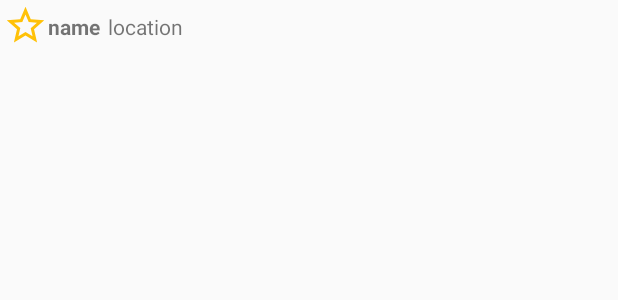
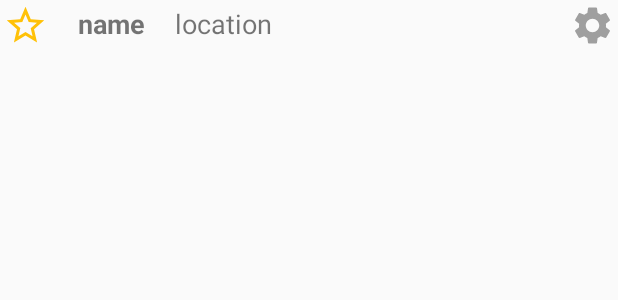
Before and after one commit to pinocchio22/AirQuality, an Android app: the layout favorite_item.xml on its own in the app's theme, with its tools: preview values and no code run, on a phone screen of 412 x 824 dp. Shown: the top 300 px of the screen. Run offline under Robolectric (Android 15) with nearby library versions, the light colour scheme and no system bars.

Commit message:
added favorite_set icon

```diff
--- /dev/null
+++ b/app/src/main/res/drawable/ic_setting.xml
@@ -0,0 +1,5 @@
+<vector android:height="24dp" android:tint="#000000"
+    android:viewportHeight="24" android:viewportWidth="24"
+    android:width="24dp" xmlns:android="http://schemas.android.com/apk/res/android">
+    <path android:fillColor="@android:color/white" android:pathData="M19.14,12.94c0.04,-0.3 0.06,-0.61 0.06,-0.94c0,-0.32 -0.02,-0.64 -0.07,-0.94l2.03,-1.58c0.18,-0.14 0.23,-0.41 0.12,-0.61l-1.92,-3.32c-0.12,-0.22 -0.37,-0.29 -0.59,-0.22l-2.39,0.96c-0.5,-0.38 -1.03,-0.7 -1.62,-0.94L14.4,2.81c-0.04,-0.24 -0.24,-0.41 -0.48,-0.41h-3.84c-0.24,0 -0.43,0.17 -0.47,0.41L9.25,5.35C8.66,5.59 8.12,5.92 7.63,6.29L5.24,5.33c-0.22,-0.08 -0.47,0 -0.59,0.22L2.74,8.87C2.62,9.08 2.66,9.34 2.86,9.48l2.03,1.58C4.84,11.36 4.8,11.69 4.8,12s0.02,0.64 0.07,0.94l-2.03,1.58c-0.18,0.14 -0.23,0.41 -0.12,0.61l1.92,3.32c0.12,0.22 0.37,0.29 0.59,0.22l2.39,-0.96c0.5,0.38 1.03,0.7 1.62,0.94l0.36,2.54c0.05,0.24 0.24,0.41 0.48,0.41h3.84c0.24,0 0.44,-0.17 0.47,-0.41l0.36,-2.54c0.59,-0.24 1.13,-0.56 1.62,-0.94l2.39,0.96c0.22,0.08 0.47,0 0.59,-0.22l1.92,-3.32c0.12,-0.22 0.07,-0.47 -0.12,-0.61L19.14,12.94zM12,15.6c-1.98,0 -3.6,-1.62 -3.6,-3.6s1.62,-3.6 3.6,-3.6s3.6,1.62 3.6,3.6S13.98,15.6 12,15.6z"/>
+</vector>
--- a/app/src/main/res/layout/favorite_item.xml
+++ b/app/src/main/res/layout/favorite_item.xml
@@ -1,7 +1,7 @@
 <?xml version="1.0" encoding="utf-8"?>
 <androidx.constraintlayout.widget.ConstraintLayout xmlns:android="http://schemas.android.com/apk/res/android"
     xmlns:app="http://schemas.android.com/apk/res-auto"
-    android:layout_width="wrap_content"
+    android:layout_width="match_parent"
     android:layout_height="wrap_content"
     android:background="?attr/selectableItemBackground">
 
@@ -13,28 +13,39 @@
         android:background="@drawable/ic_star_click"
         android:backgroundTint="@color/yellow"
         app:layout_constraintStart_toStartOf="parent"
-        app:layout_constraintTop_toTopOf="parent"
-        />
+        app:layout_constraintTop_toTopOf="parent" />
 
     <TextView
         android:id="@+id/name"
         android:layout_width="wrap_content"
         android:layout_height="wrap_content"
-        android:layout_marginTop="8dp"
+        android:layout_marginLeft="20dp"
+        android:layout_marginTop="3dp"
         android:text="name"
+        android:textSize="18sp"
         android:textStyle="bold"
         app:layout_constraintStart_toEndOf="@id/item_favorite"
-        app:layout_constraintTop_toTopOf="parent"
-        />
+        app:layout_constraintTop_toTopOf="parent" />
 
     <TextView
         android:id="@+id/location"
         android:layout_width="wrap_content"
         android:layout_height="wrap_content"
+        android:layout_marginLeft="20dp"
+        android:layout_marginTop="3dp"
         android:text="location"
-        android:layout_marginTop="8dp"
-        android:layout_marginLeft="5dp"
+        android:textSize="18sp"
         app:layout_constraintStart_toEndOf="@id/name"
+        app:layout_constraintTop_toTopOf="parent" />
+
+    <Button
+        android:id="@+id/setting_btn"
+        android:layout_width="30dp"
+        android:layout_height="30dp"
+        android:layout_margin="2dp"
+        android:background="@drawable/ic_setting"
+        android:backgroundTint="@color/grey"
+        app:layout_constraintEnd_toEndOf="parent"
         app:layout_constraintTop_toTopOf="parent"/>
 
 </androidx.constraintlayout.widget.ConstraintLayout>
--- a/app/src/main/res/values/colors.xml
+++ b/app/src/main/res/values/colors.xml
@@ -11,4 +11,5 @@
     <color name="orange">#FF6E40</color>
     <color name="orange_transparent">#C3FF6E40</color>
     <color name="yellow">#FFC107</color>
+    <color name="grey">#9F9F9F</color>
 </resources>
```
